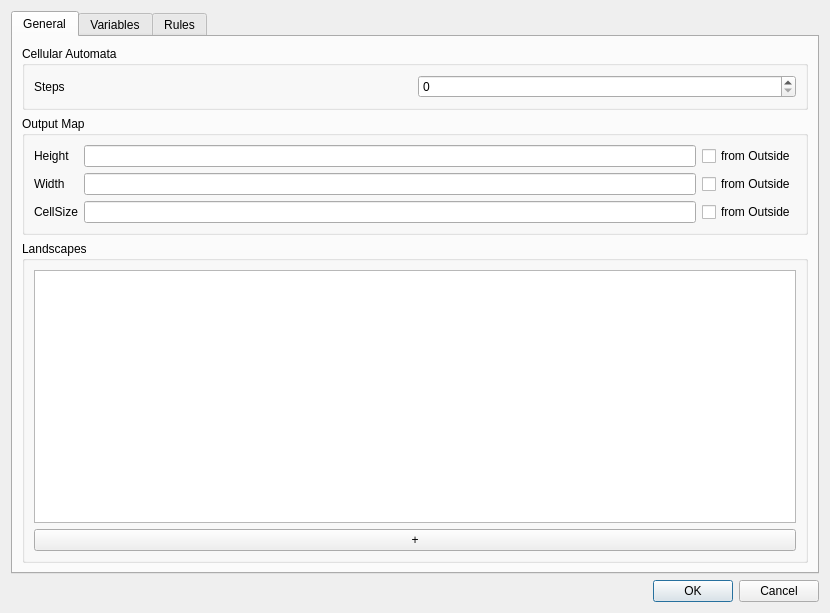
Qt form src/DMTestModules/guicellularautomata.ui (iut-ibk/DynaMind-ToolBox) before a commit.
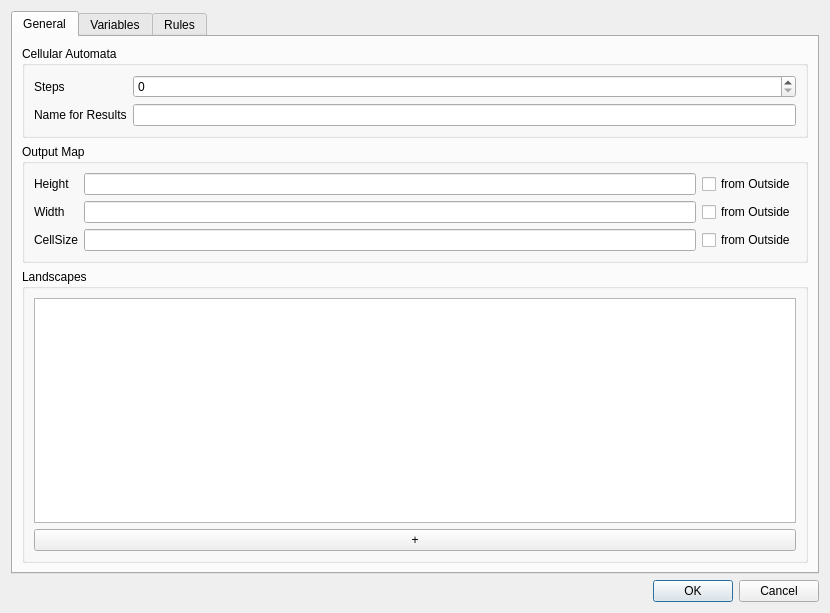
The same form after that commit.

The edit to the form file:
```diff
--- a/src/DMTestModules/guicellularautomata.ui
+++ b/src/DMTestModules/guicellularautomata.ui
@@ -52,6 +52,16 @@
                   </property>
                  </widget>
                 </item>
+                <item row="1" column="0">
+                 <widget class="QLabel" name="label_6">
+                  <property name="text">
+                   <string>Name for Results</string>
+                  </property>
+                 </widget>
+                </item>
+                <item row="1" column="1">
+                 <widget class="QLineEdit" name="lineEdit_resultName"/>
+                </item>
                </layout>
               </item>
              </layout>
```
